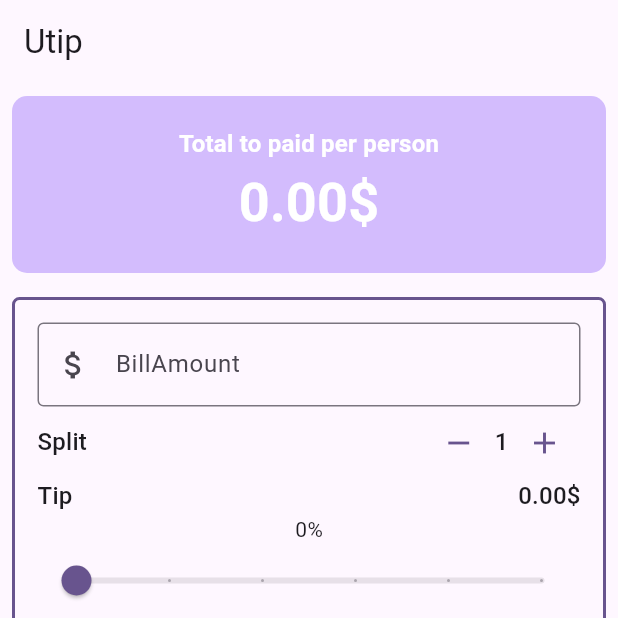
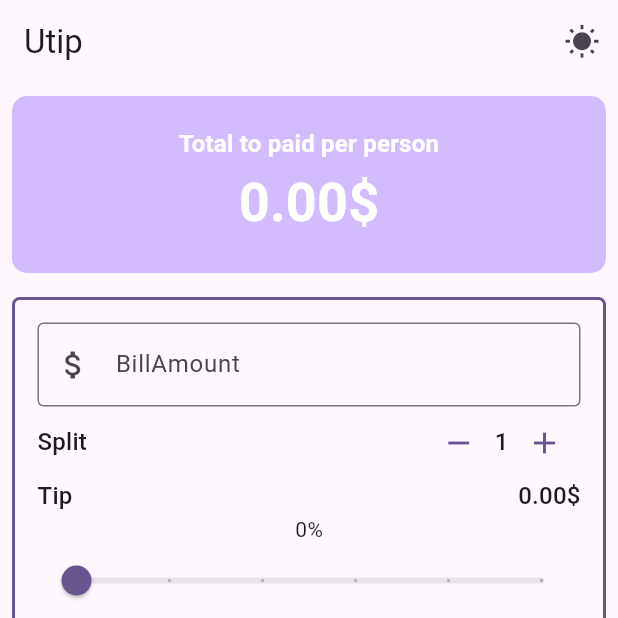
Before and after one commit to 0Maxbon0/UtipCalclator, a Flutter app: the screen it shows after launch, on a phone screen of 412 x 824 dp, the top half of it. Run offline on Flutter 3.47's test engine with Material 3 defaults, Android fonts, the phone set to English and light mode, and no system bars.

Commit message:
Provider and finishing the app

```diff
--- a/lib/main.dart
+++ b/lib/main.dart
@@ -1,27 +1,38 @@
-import 'dart:ffi';
-
 import 'package:flutter/material.dart';
+import 'package:provider/provider.dart';
+import 'package:utip/providers/ThemeProvider.dart';
+import 'package:utip/providers/TipCalculatorModel.dart';
 import 'package:utip/widgets/BillAmount.dart';
 import 'package:utip/widgets/Tip_Slider.dart';
 import 'package:utip/widgets/person_counter.dart';
 import 'package:utip/widgets/tipRow.dart';
+import 'package:utip/widgets/toggle_theme_button.dart';
 import 'package:utip/widgets/totalPerPerson.dart';
 
 void main() {
-  runApp(const MyApp());
+  runApp(
+    MultiProvider(
+      providers: [
+        ChangeNotifierProvider(create: (context) => TipCalculatorModel()),
+        ChangeNotifierProvider(create: (context) => ThemeProvider()),
+      ],
+      child: const MyApp(),
+    ),
+  );
 }
 
 class MyApp extends StatelessWidget {
   const MyApp({super.key});
-
   // This widget is the root of your application.
   @override
   Widget build(BuildContext context) {
+    final themeProvider = Provider.of<ThemeProvider>(context);
     return MaterialApp(
       title: 'UTip',
-      theme: ThemeData(
-        colorScheme: ColorScheme.fromSeed(seedColor: Colors.deepPurple),
-      ),
+      theme: themeProvider.currentTheme,
+      // theme: ThemeData(
+      //   colorScheme: ColorScheme.fromSeed(seedColor: Colors.deepPurple),
+      // ),
       home: const UTip(),
     );
   }
@@ -35,46 +46,25 @@ class UTip extends StatefulWidget {
 }
 
 class _UTipState extends State<UTip> {
-  int _personCount = 1;
-  double _tipPercentage = 0.0;
-  double _billTotal = 0.0;
-
-  double totalTip() {
-    return (_billTotal * _tipPercentage);
-  }
-
-  double totalPerPerson() {
-    return (((_billTotal * _tipPercentage) + _billTotal) / _personCount);
-  }
-
-  void increment() {
-    setState(() {
-      _personCount++;
-    });
-  }
-
-  void decrement() {
-    setState(() {
-      if (_personCount > 1) _personCount--;
-    });
-  }
-
   @override
   Widget build(BuildContext context) {
     var theme = Theme.of(context);
-    double total = totalPerPerson();
-    double _totalTip = totalTip();
-
+    final model = Provider.of<TipCalculatorModel>(context);
     final style = theme.textTheme.titleMedium!.copyWith(
       color: theme.colorScheme.onPrimary,
       fontWeight: FontWeight.bold,
     );
     return Scaffold(
-      appBar: AppBar(title: const Text('Utip')),
+      appBar: AppBar(title: const Text('Utip'), actions: [ToggleThemeButton()]),
+
       body: Column(
         crossAxisAlignment: CrossAxisAlignment.stretch,
         children: [
-          TotalPerPerson(style: style, total: total, theme: theme),
+          TotalPerPerson(
+            style: style,
+            total: model.totalPerPerson,
+            theme: theme,
+          ),
           Padding(
             padding: const EdgeInsets.all(8.0),
             child: Container(
@@ -86,27 +76,32 @@ class _UTipState extends State<UTip> {
               child: Column(
                 children: [
                   BillAmountTF(
-                    billAmount: _billTotal.toString(),
+                    billAmount: model.billTotal.toString(),
                     onChanged: (value) {
-                      setState(() {
-                        _billTotal = double.parse(value);
-                      });
+                      model.updateBillTotal(double.parse(value));
                     },
                   ),
                   PersonCount(
                     theme: theme,
-                    personCount: _personCount,
-                    onDecrement: decrement,
-                    onIcrement: increment,
+                    personCount: model.personCount,
+                    onDecrement: () {
+                      if (model.personCount > 1) {
+                        model.updatePersonCount(model.personCount - 1);
+                      }
+                    },
+                    onIcrement: () {
+                      model.updatePersonCount(model.personCount + 1);
+                    },
                   ),
-                  Tip_Row(theme: theme, totalTip: _totalTip),
-                  Text("${(_tipPercentage * 100).round()}%"),
+                  Tip_Row(
+                    theme: theme,
+                    totalTip: model.billTotal * model.tipPercentage,
+                  ),
+                  Text("${(model.tipPercentage * 100).round()}%"),
                   TipSlider(
-                    tipPercentage: _tipPercentage,
+                    tipPercentage: model.tipPercentage,
                     onChanged: (double value) {
-                      setState(() {
-                        _tipPercentage = value;
-                      });
+                      model.updateTipPercentage(value);
                     },
                   ),
                 ],
--- /dev/null
+++ b/lib/providers/ThemeProvider.dart
@@ -0,0 +1,22 @@
+import 'package:flutter/material.dart';
+
+class ThemeProvider with ChangeNotifier {
+  bool _isDarkMode = false;
+
+  bool get isDarkMode => _isDarkMode;
+
+  void toggleTheme() {
+    _isDarkMode = !_isDarkMode;
+    notifyListeners();
+  }
+
+  ThemeData get currentTheme {
+    return _isDarkMode
+        ? ThemeData.dark().copyWith(
+            colorScheme: ColorScheme.fromSeed(seedColor: Colors.deepPurple),
+          )
+        : ThemeData.light().copyWith(
+            colorScheme: ColorScheme.fromSeed(seedColor: Colors.deepPurple),
+          );
+  }
+}
--- /dev/null
+++ b/lib/providers/TipCalculatorModel.dart
@@ -0,0 +1,28 @@
+import 'package:flutter/foundation.dart';
+
+class TipCalculatorModel with ChangeNotifier {
+  int _personCount = 1;
+  double _tipPercentage = 0.0;
+  double _billTotal = 0.0;
+
+  int get personCount => _personCount;
+  double get tipPercentage => _tipPercentage;
+  double get billTotal => _billTotal;
+  double get totalPerPerson =>
+      (((_billTotal * _tipPercentage) + _billTotal) / _personCount);
+
+  void updateBillTotal(double billTotal) {
+    _billTotal = billTotal;
+    notifyListeners();
+  }
+
+  void updateTipPercentage(double tipPercentage) {
+    _tipPercentage = tipPercentage;
+    notifyListeners();
+  }
+
+  void updatePersonCount(int personCount) {
+    _personCount = personCount;
+    notifyListeners();
+  }
+}
--- /dev/null
+++ b/lib/widgets/toggle_theme_button.dart
@@ -0,0 +1,19 @@
+import 'package:flutter/material.dart';
+import 'package:provider/provider.dart';
+import 'package:utip/providers/ThemeProvider.dart';
+
+class ToggleThemeButton extends StatelessWidget {
+  const ToggleThemeButton({super.key});
+
+  @override
+  Widget build(BuildContext context) {
+    final themeProvider = Provider.of<ThemeProvider>(context);
+
+    return IconButton(
+      onPressed: () => themeProvider.toggleTheme(),
+      icon: !themeProvider.isDarkMode
+          ? const Icon(Icons.wb_sunny)
+          : const Icon(Icons.nightlight_round),
+    );
+  }
+}
```
Also changed, not shown: pubspec.yaml (+4 -11 lines), pubspec.lock.
